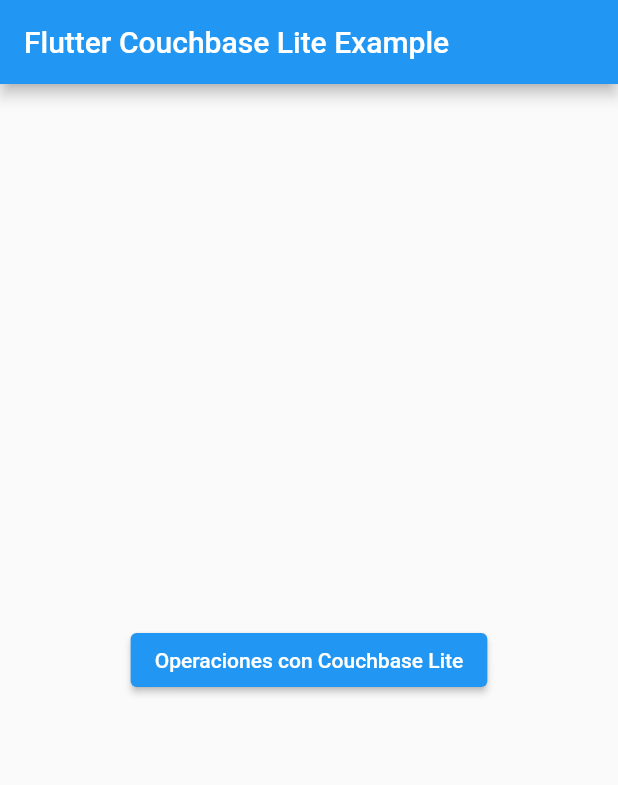
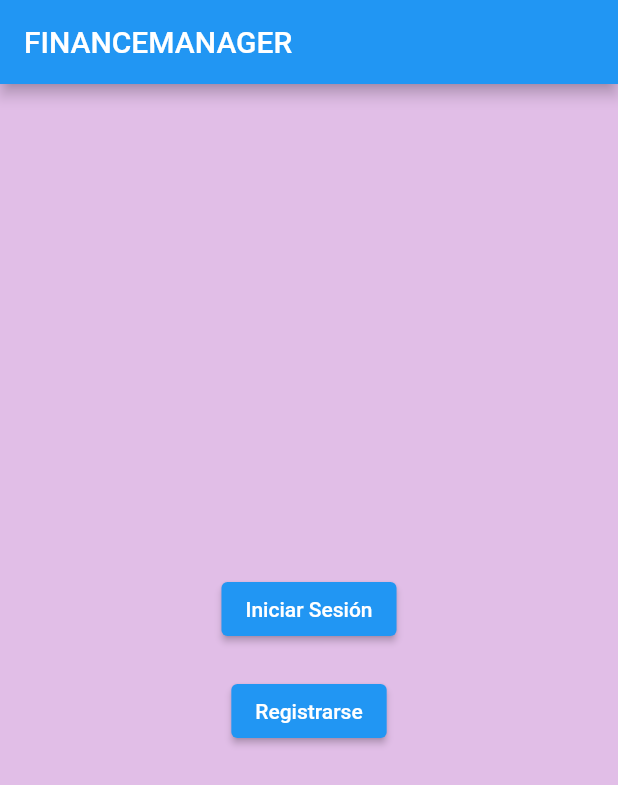
Before and after one commit to yarethzy/finanzas2, a Flutter app: the screen it shows after launch, on a phone screen of 412 x 824 dp. Shown: the top 785 px of the screen. Run offline on Flutter 3.47's test engine with Material 2 defaults, Android fonts, the phone set to English and light mode, and no system bars.

Commit message:
eh
editando

```diff
--- a/lib/main.dart
+++ b/lib/main.dart
@@ -1,29 +1,20 @@
+import 'package:finanzas2/page/login.dart';
+import 'package:finanzas2/page/registrar.dart';
 import 'package:flutter/material.dart';
-import 'package:couchbase_lite/couchbase_lite.dart';
 
-void main() async {
-  // Asegúrate de que los widgets estén inicializados
-  WidgetsFlutterBinding.ensureInitialized();
-
-  // Inicializar Couchbase Lite
-  await CouchbaseLite.init();
-
-  // Lanzar la aplicación
+void main() {
   runApp(MyApp());
-}
-
-class CouchbaseLite {
-  static Future<void> init() async {
-    // Agrega la lógica de inicialización si es necesario
-  }
 }
 
 class MyApp extends StatelessWidget {
   @override
   Widget build(BuildContext context) {
     return MaterialApp(
-      title: 'Flutter Couchbase Lite Example',
+      debugShowCheckedModeBanner: false,
       home: MyHomePage(),
+      theme: ThemeData(
+        scaffoldBackgroundColor: Colors.purple[100],
+      ),
     );
   }
 }
@@ -33,22 +24,32 @@
   Widget build(BuildContext context) {
     return Scaffold(
       appBar: AppBar(
-        title: Text('Flutter Couchbase Lite Example'),
+        title: Text('FINANCEMANAGER'),
       ),
       body: Center(
-        child: ElevatedButton(
-          onPressed: () async {
-            // Aquí puedes poner el código del paso 3
-            final Database database =
-                await Database.initWithName('my_database');
-            final MutableDocument document = MutableDocument();
-            document.setString('name', 'John Doe');
-            document.setInt('age', 30);
-            await database.saveDocument(document);
-
-            // Puedes agregar más operaciones aquí según tus necesidades
-          },
-          child: Text('Operaciones con Couchbase Lite'),
+        child: Column(
+          mainAxisAlignment: MainAxisAlignment.center,
+          children: [
+            ElevatedButton(
+              onPressed: () {
+                Navigator.push(
+                  context,
+                  MaterialPageRoute(builder: (context) => LoginScreen()),
+                );
+              },
+              child: Text('Iniciar Sesión'),
+            ),
+            SizedBox(height: 20),
+            ElevatedButton(
+              onPressed: () {
+                Navigator.push(
+                  context,
+                  MaterialPageRoute(builder: (context) => RegisterScreen()),
+                );
+              },
+              child: Text('Registrarse'),
+            ),
+          ],
         ),
       ),
     );
--- a/lib/page/login.dart
+++ b/lib/page/login.dart
@@ -16,6 +16,7 @@
   final Map<String, String> registeredUsers = {
     'usuario1@example.com': 'contrasena123',
     'usuario2@example.com': 'password456',
+    'yarethzybeltran80@gmail.com': 'yarethzy1821',
     // Agrega más usuarios según sea necesario
   };
 
```
